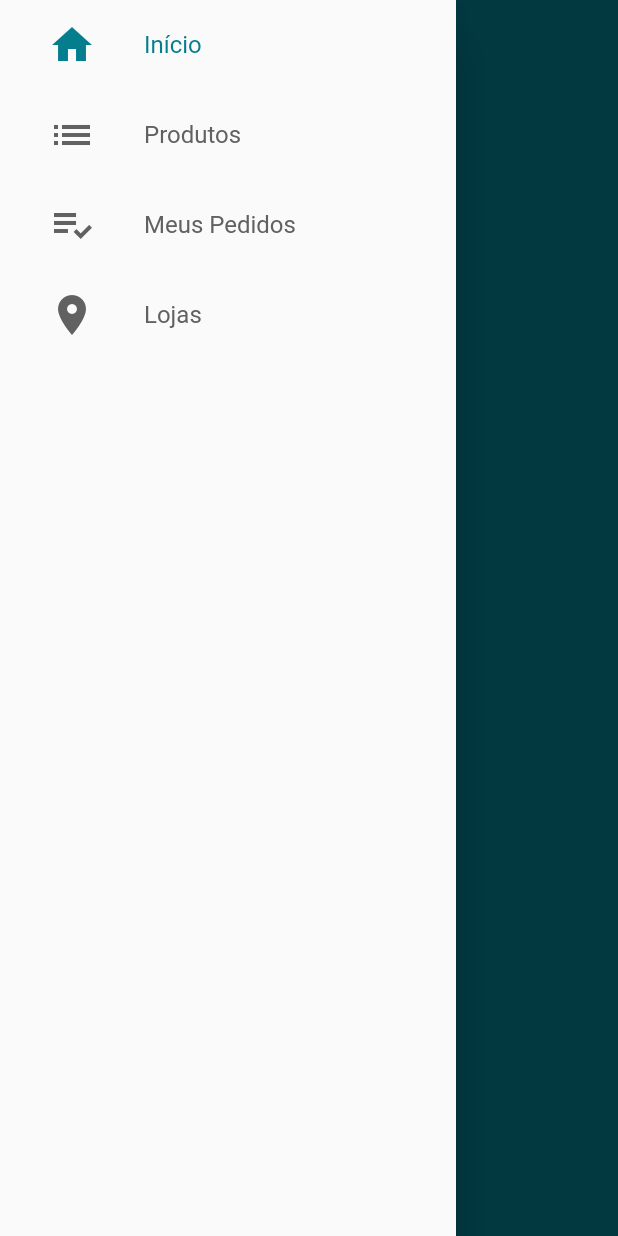
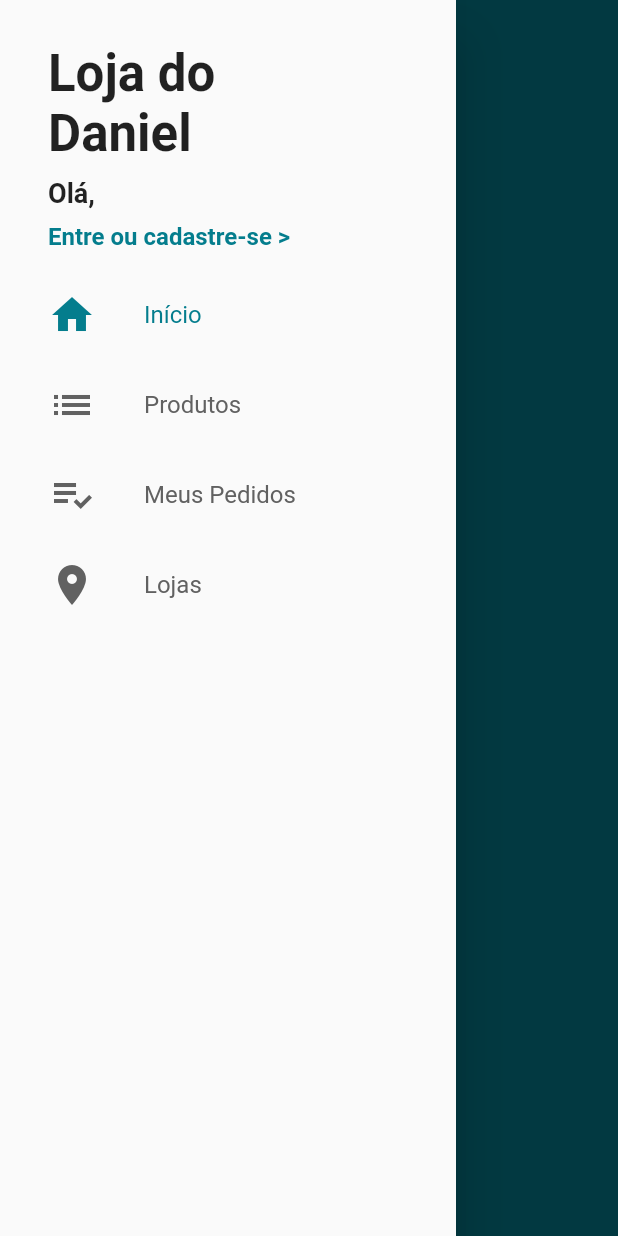
Before and after one commit to theemployee6-dev/loja_virtual, a Flutter app: the screen it shows after launch, with the side drawer open, on a phone screen of 412 x 824 dp. Run offline on Flutter 3.47's test engine with Material 2 defaults, Android fonts, the phone set to English and light mode, and no system bars; our stand-ins replace cloud_firestore, firebase_auth; accounts and stored records are empty.

Commit message:
update custom drawer, custom drawer header, user_manager

```diff
--- a/lib/common/custom_drawer/custom_drawer.dart
+++ b/lib/common/custom_drawer/custom_drawer.dart
@@ -1,13 +1,14 @@
 import 'package:flutter/material.dart';
+import 'package:loja_virtual/common/custom_drawer/custom_drawer_header.dart';
 import '/common/custom_drawer/drawer_tile.dart';
 
 class CustomDrawer extends StatelessWidget {
-
   @override
   Widget build(BuildContext context) {
     return Drawer(
       child: ListView(
         children: <Widget>[
+          CustomDrawerHeader(),
           DrawerTile(
             iconData: Icons.home,
             title: 'Início',
--- /dev/null
+++ b/lib/common/custom_drawer/custom_drawer_header.dart
@@ -0,0 +1,61 @@
+import 'package:flutter/material.dart';
+import 'package:loja_virtual/models/page_manager.dart';
+import '/models/page_manager.dart';
+import '/models/user_manager.dart';
+import 'package:provider/provider.dart';
+
+class CustomDrawerHeader extends StatelessWidget {
+  @override
+  Widget build(BuildContext context) {
+    return Container(
+      padding: const EdgeInsets.fromLTRB(32, 24, 16, 8),
+      height: 180,
+      child: Consumer<UserManager>(
+        builder: (_, userManager, __){
+          return Column(
+            crossAxisAlignment: CrossAxisAlignment.start,
+            mainAxisAlignment: MainAxisAlignment.spaceAround,
+            children: <Widget>[
+              Text(
+                'Loja do\nDaniel',
+                style: TextStyle(
+                  fontSize: 34,
+                  fontWeight: FontWeight.bold,
+                ),
+              ),
+              Text(
+                'Olá, ${userManager.user?.name ?? ''}',
+                overflow: TextOverflow.ellipsis,
+                maxLines: 2,
+                style: TextStyle(
+                  fontSize: 18,
+                  fontWeight: FontWeight.bold,
+                ),
+              ),
+              GestureDetector(
+                onTap: (){
+                  if(userManager.isLoggedIn){
+                    context.read<PageManager>().setPage(0);
+                    userManager.signOut();
+                  } else {
+                    Navigator.of(context).pushNamed('/login');
+                  }
+                },
+                child: Text(
+                  userManager.isLoggedIn
+                      ? 'Sair'
+                      : 'Entre ou cadastre-se >',
+                  style: TextStyle(
+                    color: Theme.of(context).primaryColor,
+                    fontSize: 16,
+                    fontWeight: FontWeight.bold,
+                  ),
+                ),
+              ),
+            ],
+          );
+        },
+      ),
+    );
+  }
+}
--- a/lib/models/user_manager.dart
+++ b/lib/models/user_manager.dart
@@ -17,6 +17,8 @@ class UserManager extends ChangeNotifier {
 
   bool _loading = false;
   bool get loading => _loading;
+
+  bool get isLoggedIn => user != null;
 
   Future<void> signIn({User user, Function onFail, Function onSuccess}) async {
     loading = true;
@@ -51,6 +53,12 @@ class UserManager extends ChangeNotifier {
     loading = false;
   }
 
+   void signOut(){
+    auth.signOut();
+    user = null;
+    notifyListeners();
+  }
+
   set loading(bool value) {
     _loading = value;
     notifyListeners();
```
